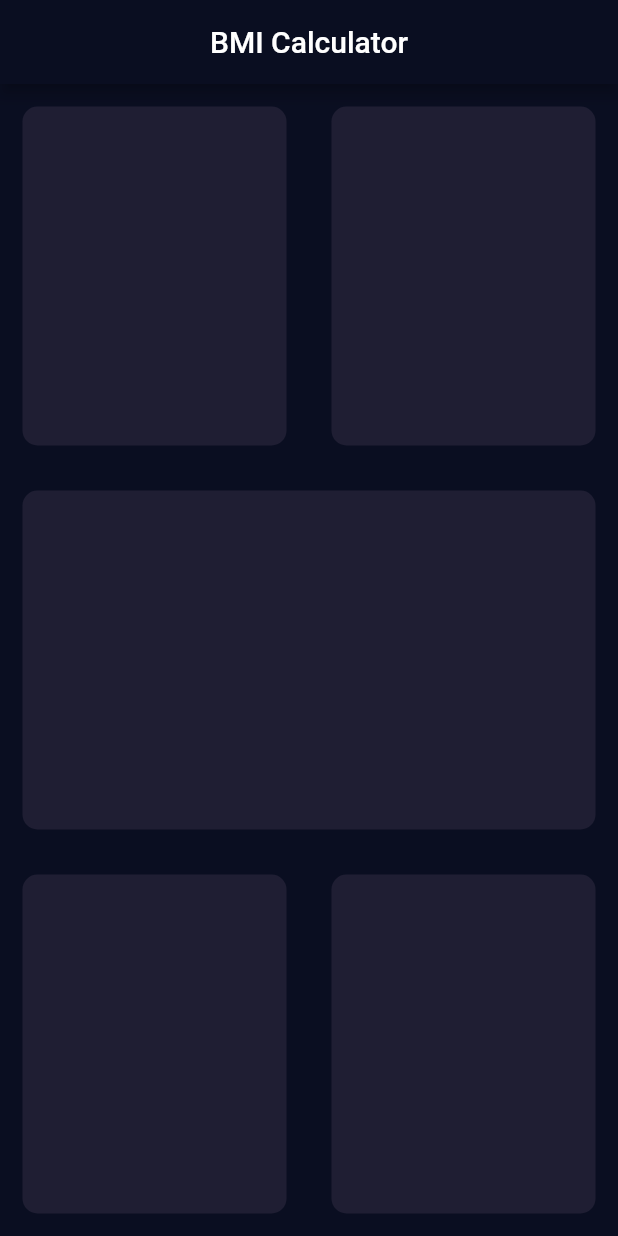
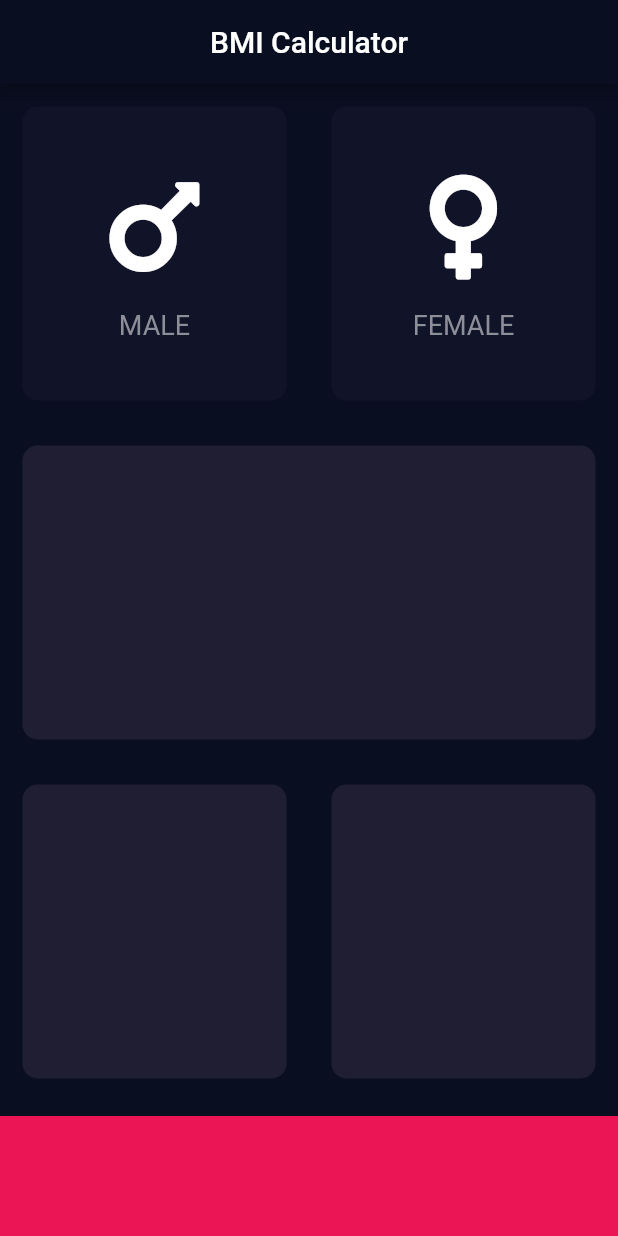
Before and after one commit to bselhorst/bmi_calculator, a Flutter app: the screen it shows after launch, on a phone screen of 412 x 824 dp. Run offline on Flutter 3.47's test engine with Material 2 defaults, Android fonts, the phone set to English and light mode, and no system bars; our stand-ins replace font_awesome_flutter; missing offline and left inert: dart:ffi.

Commit message:
update
update

```diff
--- /dev/null
+++ b/lib/icon_content.dart
@@ -0,0 +1,32 @@
+import 'package:flutter/material.dart';
+
+const labelTextStyle = TextStyle(
+  fontSize: 18,
+  color: Color(0xFF8D8E98),
+);
+
+class IconContent extends StatelessWidget {
+  IconContent({this.icon, this.label});
+  final IconData icon;
+  final String label;
+
+  @override
+  Widget build(BuildContext context) {
+    return Column(
+      mainAxisAlignment: MainAxisAlignment.center,
+      children: [
+        Icon(
+          icon,
+          size: 80.0,
+        ),
+        SizedBox(
+          height: 15.0,
+        ),
+        Text(
+          label,
+          style: labelTextStyle,
+        ),
+      ],
+    );
+  }
+}
--- a/lib/input_page.dart
+++ b/lib/input_page.dart
@@ -1,4 +1,15 @@
+import 'dart:ffi';
+
+import 'package:bmi_calculator/reusable_card.dart';
 import 'package:flutter/material.dart';
+import 'package:font_awesome_flutter/font_awesome_flutter.dart';
+
+import 'icon_content.dart';
+
+const bottomContainerHeight = 80.0;
+const activeCardColour = Color(0xFF1F1E33);
+const inactiveCardColour = Color(0xFF111328);
+const bottomContainerColour = Color(0xFFEB1555);
 
 class InputPage extends StatefulWidget {
   @override
@@ -6,6 +17,28 @@ class InputPage extends StatefulWidget {
 }
 
 class _InputPageState extends State<InputPage> {
+  Color maleCardColour = inactiveCardColour;
+  Color femaleCardColour = inactiveCardColour;
+
+  void updateColour(int gender) {
+    if (gender == 1) {
+      if (maleCardColour == inactiveCardColour) {
+        maleCardColour = activeCardColour;
+        femaleCardColour = inactiveCardColour;
+      } else {
+        maleCardColour = inactiveCardColour;
+      }
+    }
+    if (gender == 2) {
+      if (femaleCardColour == inactiveCardColour) {
+        femaleCardColour = activeCardColour;
+        maleCardColour = inactiveCardColour;
+      } else {
+        femaleCardColour = inactiveCardColour;
+      }
+    }
+  }
+
   @override
   Widget build(BuildContext context) {
     return Scaffold(
@@ -21,47 +54,63 @@ class _InputPageState extends State<InputPage> {
             child: Row(
               children: [
                 Expanded(
-                  child: ReusableCard(colour: Color(0xFF1F1E33)),
+                  child: GestureDetector(
+                    onTap: () {
+                      setState(() {
+                        updateColour(1);
+                      });
+                    },
+                    child: ReusableCard(
+                      colour: maleCardColour,
+                      cardChild: IconContent(
+                        icon: FontAwesomeIcons.mars,
+                        label: 'MALE',
+                      ),
+                    ),
+                  ),
                 ),
                 Expanded(
-                  child: ReusableCard(colour: Color(0xFF1F1E33)),
+                  child: GestureDetector(
+                    onTap: () {
+                      setState(() {
+                        updateColour(2);
+                      });
+                    },
+                    child: ReusableCard(
+                      colour: femaleCardColour,
+                      cardChild: IconContent(
+                        icon: FontAwesomeIcons.venus,
+                        label: 'FEMALE',
+                      ),
+                    ),
+                  ),
                 ),
               ],
             ),
           ),
           Expanded(
-            child: ReusableCard(colour: Color(0xFF1F1E33)),
+            child: ReusableCard(colour: activeCardColour),
           ),
           Expanded(
             child: Row(
               children: [
                 Expanded(
-                  child: ReusableCard(colour: Color(0xFF1F1E33)),
+                  child: ReusableCard(colour: activeCardColour),
                 ),
                 Expanded(
-                  child: ReusableCard(colour: Color(0xFF1F1E33)),
+                  child: ReusableCard(colour: activeCardColour),
                 ),
               ],
             ),
+          ),
+          Container(
+            color: bottomContainerColour,
+            margin: EdgeInsets.only(top: 10.0),
+            width: double.infinity,
+            height: bottomContainerHeight,
           ),
         ],
       ),
     );
   }
 }
-
-class ReusableCard extends StatelessWidget {
-  ReusableCard({this.colour});
-  Color colour;
-
-  @override
-  Widget build(BuildContext context) {
-    return Container(
-      margin: EdgeInsets.all(15),
-      decoration: BoxDecoration(
-        borderRadius: BorderRadius.circular(10),
-        color: colour,
-      ),
-    );
-  }
-}
--- /dev/null
+++ b/lib/reusable_card.dart
@@ -0,0 +1,19 @@
+import 'package:flutter/material.dart';
+
+class ReusableCard extends StatelessWidget {
+  ReusableCard({@required this.colour, this.cardChild});
+  final Color colour;
+  final Widget cardChild;
+
+  @override
+  Widget build(BuildContext context) {
+    return Container(
+      child: cardChild,
+      margin: EdgeInsets.all(15),
+      decoration: BoxDecoration(
+        borderRadius: BorderRadius.circular(10),
+        color: colour,
+      ),
+    );
+  }
+}
--- a/pubspec.yaml
+++ b/pubspec.yaml
@@ -28,6 +28,7 @@ dependencies:
   # The following adds the Cupertino Icons font to your application.
   # Use with the CupertinoIcons class for iOS style icons.
   cupertino_icons: ^1.0.2
+  font_awesome_flutter: ^8.4.0
 
 dev_dependencies:
   flutter_test:
```
Also changed, not shown: pubspec.lock, 1 other file.
